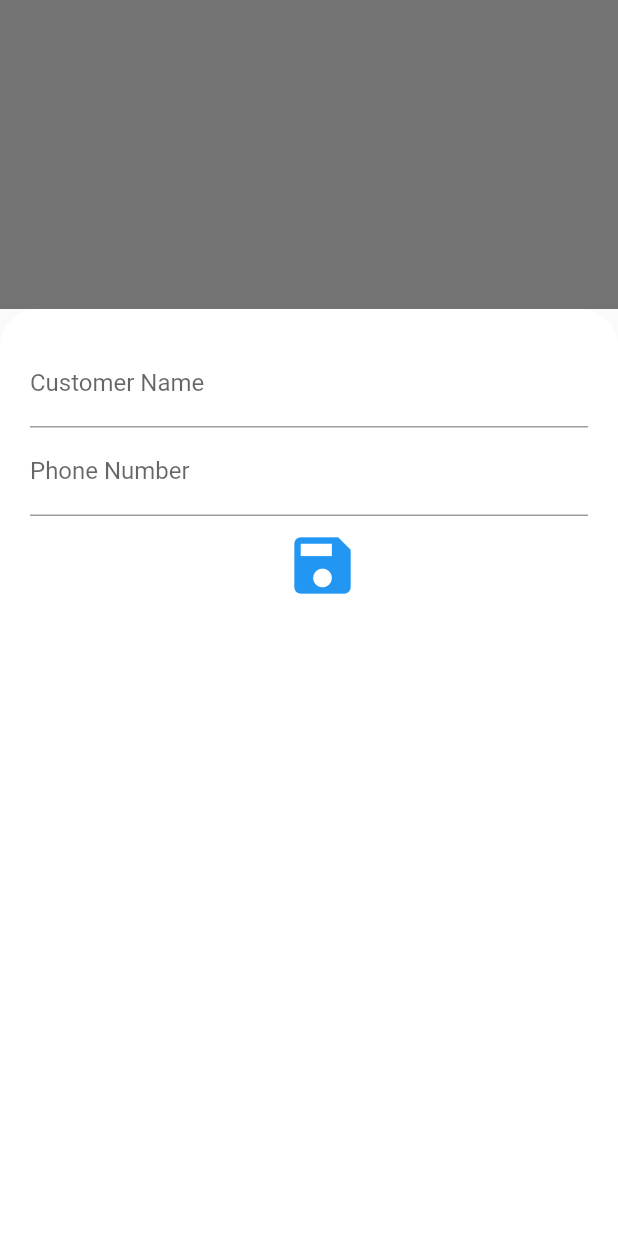
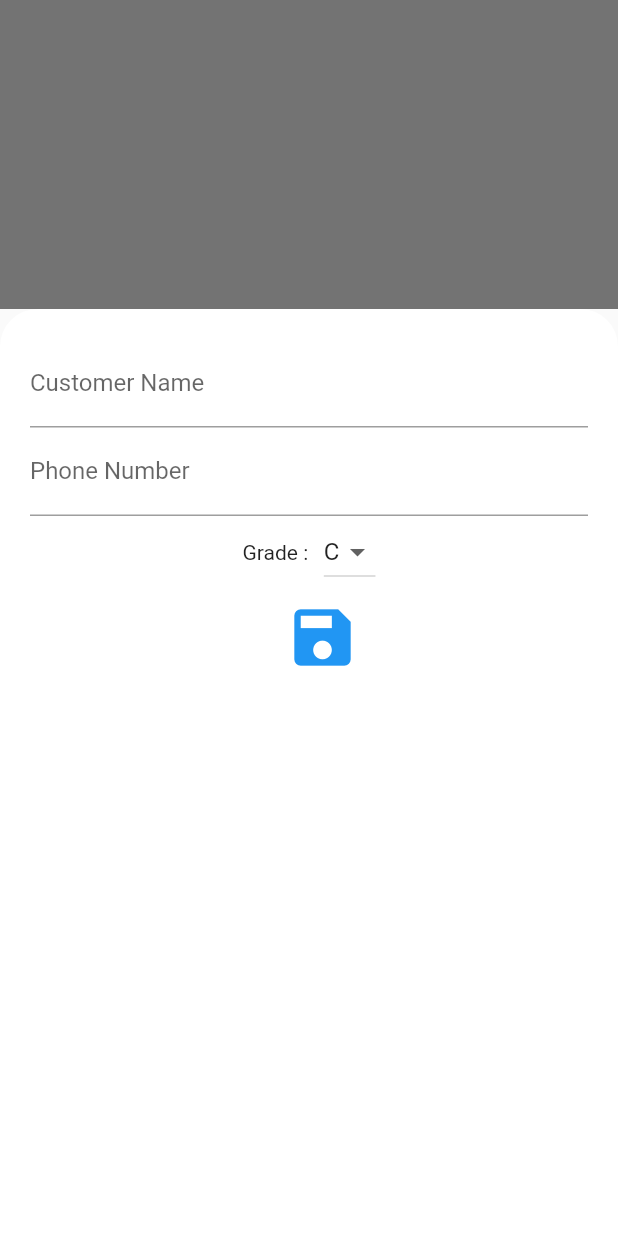
Before and after one commit to mohammednees/rfgapp, a Flutter app: the AddCustomer screen opened directly, after a tap on the "add" icon, on a phone screen of 412 x 824 dp. Run offline on Flutter 3.47's test engine with Material 2 defaults, Android fonts, the phone set to English and light mode, and no system bars; our stand-ins replace cloud_firestore, firebase_auth, firebase_core, firebase_storage, image_picker, open_file and 2 more; accounts and stored records are empty.

Commit message:
customer list
customer list

```diff
--- a/rfgapp/lib/main.dart
+++ b/rfgapp/lib/main.dart
@@ -12,13 +12,10 @@ import 'package:rfgapp/screens/manager/payment/payments.dart';
 import 'package:rfgapp/screens/manager/purchase/purchase.dart';
 import 'package:rfgapp/screens/splash_screen.dart';
 
-
 void main() {
   WidgetsFlutterBinding.ensureInitialized();
   runApp(RFGApp());
 }
-
-
 
 class RFGApp extends StatelessWidget {
   // Create the initilization Future outside of `build`:
@@ -63,6 +60,7 @@ class RFGApp extends StatelessWidget {
             ),
           );
         }
+        //l
 
         // Otherwise, show something whilst waiting for initialization to complete
         return Center(
--- a/rfgapp/lib/screens/manager/addtoprogram/new_customer.dart
+++ b/rfgapp/lib/screens/manager/addtoprogram/new_customer.dart
@@ -1,11 +1,8 @@
-
 import 'package:cloud_firestore/cloud_firestore.dart';
 import 'package:flutter/material.dart';
 import 'package:flutter/services.dart';
 
 class AddNewCustomer extends StatefulWidget {
-
-
   @override
   _AddNewCustomerState createState() => _AddNewCustomerState();
 }
@@ -15,24 +12,24 @@ class _AddNewCustomerState extends State<AddNewCustomer> {
 
   String _customerName = '';
   int _phoneNumber = 0;
-
-
+  String selectedValue = 'C';
+  List<String> _customerList = ['A', 'B', 'C'];
 
   void _trySubmit(BuildContext ctx) async {
-
     final isValid = _formKey.currentState.validate();
     FocusScope.of(ctx).unfocus();
 
     if (isValid) {
       _formKey.currentState.save();
       try {
-        await Firestore.instance.collection('customers').document().setData({
+        await FirebaseFirestore.instance.collection('customers').doc().set({
           'customerName': _customerName,
           'phoneNumber': _phoneNumber,
           'createAt': DateTime.now(),
+          'classify': selectedValue,
         });
 
-         Navigator.pop(context);
+        Navigator.pop(context);
       } on PlatformException catch (err) {
         var message = 'An error occurred, pelase check your credentials!';
 
@@ -99,6 +96,29 @@ class _AddNewCustomerState extends State<AddNewCustomer> {
                   _phoneNumber = int.parse(value);
                 },
               ),
+              Center(
+                child: Row(
+                  mainAxisAlignment: MainAxisAlignment.center,
+                  children: [
+                    Text('Grade :   '),
+                    DropdownButton<String>(
+                      value: selectedValue,
+                      items: _customerList
+                          .map<DropdownMenuItem<String>>((String value) {
+                        return DropdownMenuItem<String>(
+                          value: value,
+                          child: Text(value),
+                        );
+                      }).toList(),
+                      onChanged: (String value) {
+                        setState(() {
+                          selectedValue = value;
+                        });
+                      },
+                    ),
+                  ],
+                ),
+              ),
               IconButton(
                   icon: Icon(
                     Icons.save,
@@ -107,10 +127,6 @@ class _AddNewCustomerState extends State<AddNewCustomer> {
                   ),
                   onPressed: () {
                     _trySubmit(context);
-
-
-
-
                   })
             ],
           ),
```
Also changed, not shown: rfgapp/lib/screens/manager/addtoprogram/customers.dart (+13 -6 lines), rfgapp/lib/screens/manager/addtoprogram/edit_customers.dart (+34 -5 lines), rfgapp/pubspec.lock. Lines whose indentation alone changed are shown as unchanged.
